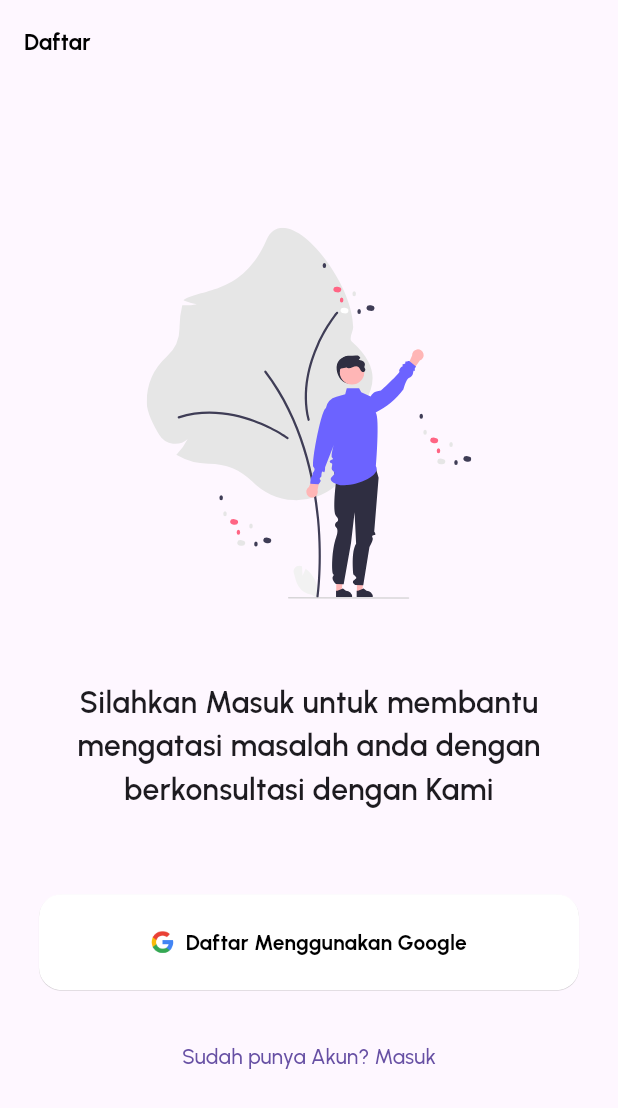
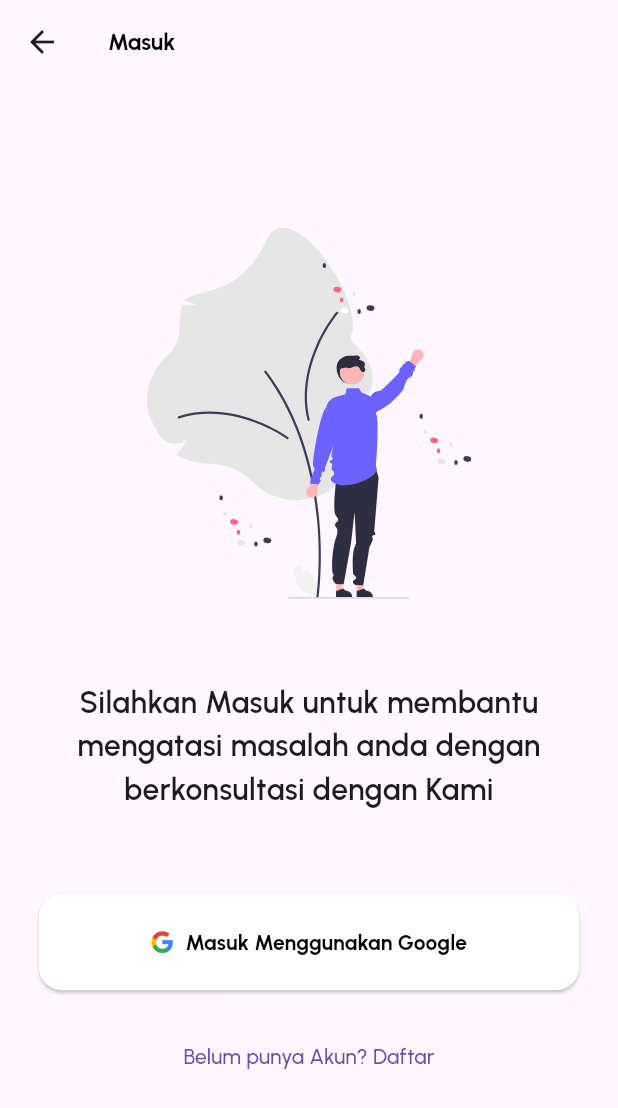
Before and after one commit to unustudents/ekonseling, a Flutter app: the screen it shows after launch, after a tap on "Sudah punya Akun? Masuk", on a phone screen of 412 x 824 dp. Shown: the top 1108 px of the screen. Run offline on Flutter 3.47's test engine with Material 3 defaults, Android fonts, the phone set to English and light mode, and no system bars; our stand-ins replace bloc, equatable, flutter_svg.

Commit message:
login n register screen

```diff
--- a/lib/features/auth/presentation/pages/login_screen.dart
+++ b/lib/features/auth/presentation/pages/login_screen.dart
@@ -1,4 +1,5 @@
 import 'package:flutter/material.dart';
+import 'package:flutter_svg/flutter_svg.dart';
 
 class LoginScreen extends StatelessWidget {
   const LoginScreen({super.key});
@@ -6,73 +7,126 @@ class LoginScreen extends StatelessWidget {
   @override
   Widget build(BuildContext context) {
     return Scaffold(
-      body: Padding(
-        padding: const EdgeInsets.all(22.0),
-        child: Column(
-          crossAxisAlignment: CrossAxisAlignment.start,
+      appBar: AppBar(title: const Text("Masuk")),
+      body: Center(
+        child: ListView(
+          shrinkWrap: true,
           children: [
-            IconButton.outlined(
-              onPressed: () {
-                // Fungsi ketika tombol ditekan
-                // Navigator.of(context).pop();
-              },
-              icon: const Icon(Icons.arrow_back_ios_new, color: Colors.black),
-              style: IconButton.styleFrom(
-                side: const BorderSide(color: Color(0xFFE8ECF4)),
-                shape: RoundedRectangleBorder(
-                  borderRadius: BorderRadius.circular(15), // Sudut melengkung sesuai gambar
-                ),
-                padding: const EdgeInsets.all(10), // Ukuran padding ikon
+            SvgPicture.asset(
+              'assets/images/undraw_welcoming.svg',
+              height: MediaQuery.of(context).size.height * 0.3,
+            ),
+            const SizedBox(height: 25),
+            const Padding(
+              padding: EdgeInsets.all(30.0),
+              child: Text(
+                "Silahkan Masuk untuk membantu mengatasi masalah anda dengan berkonsultasi dengan Kami",
+                style: TextStyle(fontSize: 20, fontWeight: FontWeight.w600),
+                textAlign: TextAlign.center,
               ),
             ),
-            const SizedBox(height: 28),
-            const Text(
-              "Selamat Datang, Senang Bertemu Anda !",
-              style: TextStyle(
-                fontSize: 30,
-                fontWeight: FontWeight.bold,
-              ),
-            ),
-            const SizedBox(height: 32),
-            TextFormField(
-              decoration: InputDecoration(
-                fillColor: const Color(0xFFF7F8F9),
-                enabledBorder: OutlineInputBorder(
-                  borderRadius: BorderRadius.circular(8),
-                  borderSide: const BorderSide(color: Color(0xFFE8ECF4)),
+            const SizedBox(height: 25),
+            Column(
+              children: [
+                Container(
+                  padding: const EdgeInsets.symmetric(horizontal: 20),
+                  width: double.tryParse("400"),
+                  child: FilledButton.icon(
+                    icon: Image.asset("assets/images/google.png", width: 15),
+                    label: const Text("Masuk Menggunakan Google", style: TextStyle(fontWeight: FontWeight.bold)),
+                    onPressed: () {},
+                    style: ButtonStyle(
+                      backgroundColor: const WidgetStatePropertyAll(Colors.white),
+                      elevation: const WidgetStatePropertyAll(1),
+                      foregroundColor: const WidgetStatePropertyAll(Colors.black),
+                      padding: const WidgetStatePropertyAll(EdgeInsets.symmetric(vertical: 22)),
+                      shape: WidgetStatePropertyAll(
+                        RoundedRectangleBorder(borderRadius: BorderRadius.circular(15)),
+                      ),
+                    ),
+                  ),
                 ),
-                focusedBorder: OutlineInputBorder(
-                  borderRadius: BorderRadius.circular(8),
-                  borderSide: const BorderSide(color: Color(0xFFE8ECF4)),
+                const SizedBox(height: 20),
+                TextButton(
+                  onPressed: () {
+                    Navigator.pop(context);
+                  },
+                  child: const Text("Belum punya Akun? Daftar"),
                 ),
-                // floatingLabelBehavior: FloatingLabelBehavior.never,
-                // hintText: 'Masukkan Nomor Induk Mahasiswa Anda',
-                labelText: 'Nomor Induk Mahasiswa',
-                labelStyle: const TextStyle(color: Color(0xFF8391A1), fontSize: 14, fontWeight: FontWeight.w500),
-              ),
-            ),
-            const SizedBox(height: 20),
-            TextFormField(
-              decoration: InputDecoration(
-                fillColor: const Color(0xFFF7F8F9),
-                enabledBorder: OutlineInputBorder(
-                  borderRadius: BorderRadius.circular(8),
-                  borderSide: const BorderSide(color: Color(0xFFE8ECF4)),
-                ),
-                focusedBorder: OutlineInputBorder(
-                  borderRadius: BorderRadius.circular(8),
-                  borderSide: const BorderSide(color: Color(0xFFE8ECF4)),
-                ),
-                labelText: 'Kata Sandi',
-                labelStyle: const TextStyle(color: Color(0xFF8391A1), fontSize: 14, fontWeight: FontWeight.w500),
-                suffixIcon: const Icon(Icons.visibility_rounded),
-                suffixIconColor: Color(0xFF6A707C),
-              ),
+              ],
             ),
           ],
         ),
       ),
     );
+    // return Scaffold(
+    //   body: Padding(
+    //     padding: const EdgeInsets.all(22.0),
+    //     child: Column(
+    //       crossAxisAlignment: CrossAxisAlignment.start,
+    //       children: [
+    //         IconButton.outlined(
+    //           onPressed: () {
+    //             // Fungsi ketika tombol ditekan
+    //             // Navigator.of(context).pop();
+    //           },
+    //           icon: const Icon(Icons.arrow_back_ios_new, color: Colors.black),
+    //           style: IconButton.styleFrom(
+    //             side: const BorderSide(color: Color(0xFFE8ECF4)),
+    //             shape: RoundedRectangleBorder(
+    //               borderRadius: BorderRadius.circular(15), // Sudut melengkung sesuai gambar
+    //             ),
+    //             padding: const EdgeInsets.all(10), // Ukuran padding ikon
+    //           ),
+    //         ),
+    //         const SizedBox(height: 28),
+    //         const Text(
+    //           "Selamat Datang, Senang Bertemu Anda !",
+    //           style: TextStyle(
+    //             fontSize: 30,
+    //             fontWeight: FontWeight.bold,
+    //           ),
+    //         ),
+    //         const SizedBox(height: 32),
+    //         TextFormField(
+    //           decoration: InputDecoration(
+    //             fillColor: const Color(0xFFF7F8F9),
+    //             enabledBorder: OutlineInputBorder(
+    //               borderRadius: BorderRadius.circular(8),
+    //               borderSide: const BorderSide(color: Color(0xFFE8ECF4)),
+    //             ),
+    //             focusedBorder: OutlineInputBorder(
+    //               borderRadius: BorderRadius.circular(8),
+    //               borderSide: const BorderSide(color: Color(0xFFE8ECF4)),
+    //             ),
+    //             // floatingLabelBehavior: FloatingLabelBehavior.never,
+    //             // hintText: 'Masukkan Nomor Induk Mahasiswa Anda',
+    //             labelText: 'Nomor Induk Mahasiswa',
+    //             labelStyle: const TextStyle(color: Color(0xFF8391A1), fontSize: 14, fontWeight: FontWeight.w500),
+    //           ),
+    //         ),
+    //         const SizedBox(height: 20),
+    //         TextFormField(
+    //           decoration: InputDecoration(
+    //             fillColor: const Color(0xFFF7F8F9),
+    //             enabledBorder: OutlineInputBorder(
+    //               borderRadius: BorderRadius.circular(8),
+    //               borderSide: const BorderSide(color: Color(0xFFE8ECF4)),
+    //             ),
+    //             focusedBorder: OutlineInputBorder(
+    //               borderRadius: BorderRadius.circular(8),
+    //               borderSide: const BorderSide(color: Color(0xFFE8ECF4)),
+    //             ),
+    //             labelText: 'Kata Sandi',
+    //             labelStyle: const TextStyle(color: Color(0xFF8391A1), fontSize: 14, fontWeight: FontWeight.w500),
+    //             suffixIcon: const Icon(Icons.visibility_rounded),
+    //             suffixIconColor: Color(0xFF6A707C),
+    //           ),
+    //         ),
+    //       ],
+    //     ),
+    //   ),
+    // );
   }
 }
 
--- a/lib/features/auth/presentation/pages/register_screen.dart
+++ b/lib/features/auth/presentation/pages/register_screen.dart
@@ -1,5 +1,7 @@
 import 'package:flutter/material.dart';
 import 'package:flutter_svg/flutter_svg.dart';
+
+import 'login_screen.dart';
 
 class RegisterScreen extends StatelessWidget {
   const RegisterScreen({super.key});
@@ -9,13 +11,11 @@ class RegisterScreen extends StatelessWidget {
     return Scaffold(
       appBar: AppBar(title: const Text('Daftar')),
       body: Center(
-        child: Column(
-          // crossAxisAlignment: CrossAxisAlignment.start,
-          mainAxisAlignment: MainAxisAlignment.center,
+        child: ListView(
+          shrinkWrap: true,
           children: [
             SvgPicture.asset(
               'assets/images/undraw_welcoming.svg',
-              fit: BoxFit.cover,
               height: MediaQuery.of(context).size.height * 0.3,
             ),
             const SizedBox(height: 25),
@@ -28,33 +28,37 @@ class RegisterScreen extends StatelessWidget {
               ),
             ),
             const SizedBox(height: 25),
+            Column(
+              children: [
                 Container(
                   padding: const EdgeInsets.symmetric(horizontal: 20),
-              // width: double.infinity,
                   width: double.tryParse("400"),
-              child: ElevatedButton.icon(
-                style: ElevatedButton.styleFrom(
-                  backgroundColor: Colors.white,
-                  foregroundColor: Colors.black,
-                  // maximumSize: const Size.fromWidth(400),
-                  elevation: 0.2,
-                  shape: RoundedRectangleBorder(borderRadius: BorderRadius.circular(15)),
-                  padding: const EdgeInsets.symmetric(vertical: 22),
+                  child: FilledButton.icon(
+                    icon: Image.asset("assets/images/google.png", width: 15),
+                    label: const Text("Daftar Menggunakan Google", style: TextStyle(fontWeight: FontWeight.bold)),
+                    onPressed: () {},
+                    style: ButtonStyle(
+                      backgroundColor: const WidgetStatePropertyAll(Colors.white),
+                      elevation: const WidgetStatePropertyAll(1),
+                      foregroundColor: const WidgetStatePropertyAll(Colors.black),
+                      padding: const WidgetStatePropertyAll(EdgeInsets.symmetric(vertical: 22)),
+                      shape: WidgetStatePropertyAll(
+                        RoundedRectangleBorder(borderRadius: BorderRadius.circular(15)),
                       ),
-                onPressed: () {
-                  // Add your button press action here
-                },
-                icon: Image.asset("assets/images/google.png", width: 15),
-                label: const Text(
-                  'Daftar Menggunakan Google',
-                  style: TextStyle(fontWeight: FontWeight.bold),
                     ),
                   ),
                 ),
                 const SizedBox(height: 20),
                 TextButton(
-              onPressed: () {},
+                  onPressed: () {
+                    Navigator.push(
+                      context,
+                      MaterialPageRoute(builder: (context) => const LoginScreen()),
+                    );
+                  },
                   child: const Text("Sudah punya Akun? Masuk"),
+                ),
+              ],
             ),
           ],
         ),
--- a/lib/main.dart
+++ b/lib/main.dart
@@ -1,8 +1,6 @@
-import 'package:ekonseling/features/auth/presentation/pages/login_screen.dart';
-import 'package:ekonseling/features/auth/presentation/pages/register_screen.dart';
 import 'package:flutter/material.dart';
 
-import 'features/auth/presentation/pages/welcome_screen.dart';
+import 'features/auth/presentation/pages/register_screen.dart';
 
 void main() {
   runApp(const MyApp());
```
Lines whose indentation alone changed are shown as unchanged.
